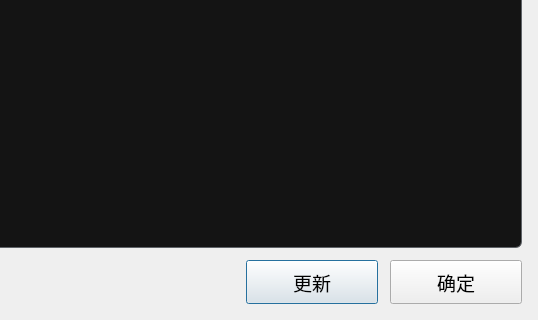
The window that ui/Update.ui (HQZ-OhNone/randname) describes before a commit, drawn with Qt 5; both pictures show x 322 to 860 and y 320 to 640 of the 860 by 640 pixel window.
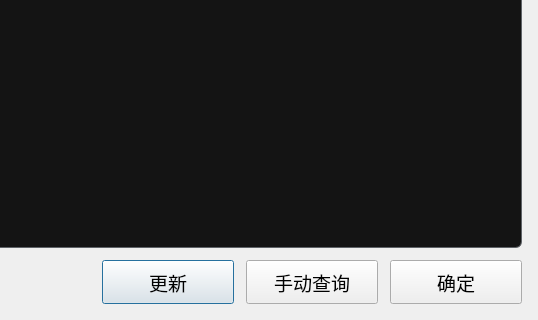
The same window after the commit.

```diff
--- a/ui/Update.ui
+++ b/ui/Update.ui
@@ -126,6 +126,24 @@
        </property>
       </widget>
      </item>
+     <item>
+      <widget class="QPushButton" name="manualButton">
+       <property name="minimumSize">
+        <size>
+         <width>132</width>
+         <height>44</height>
+        </size>
+       </property>
+       <property name="font">
+        <font>
+         <pointsize>14</pointsize>
+        </font>
+       </property>
+       <property name="text">
+        <string>手动查询</string>
+       </property>
+      </widget>
+     </item>
      <item>
       <widget class="QPushButton" name="okButton">
        <property name="minimumSize">
```
